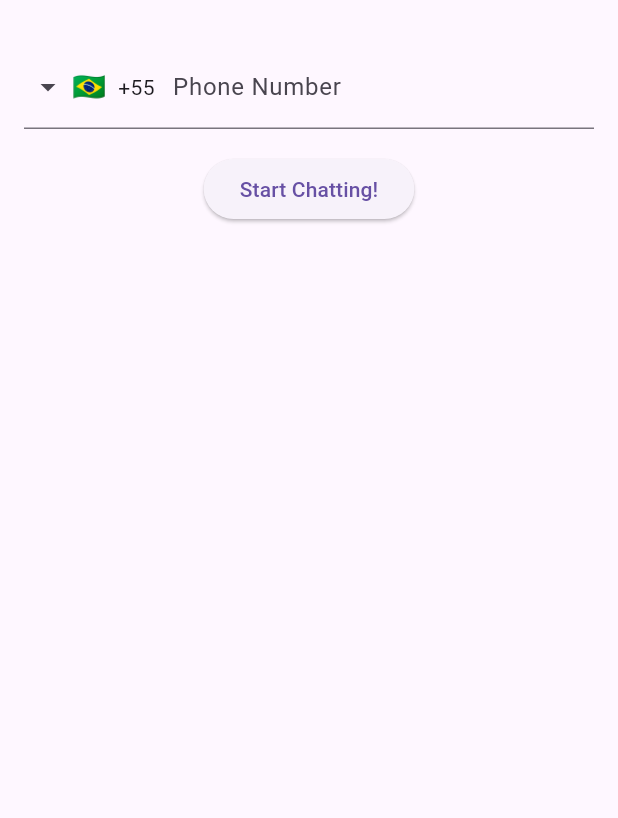
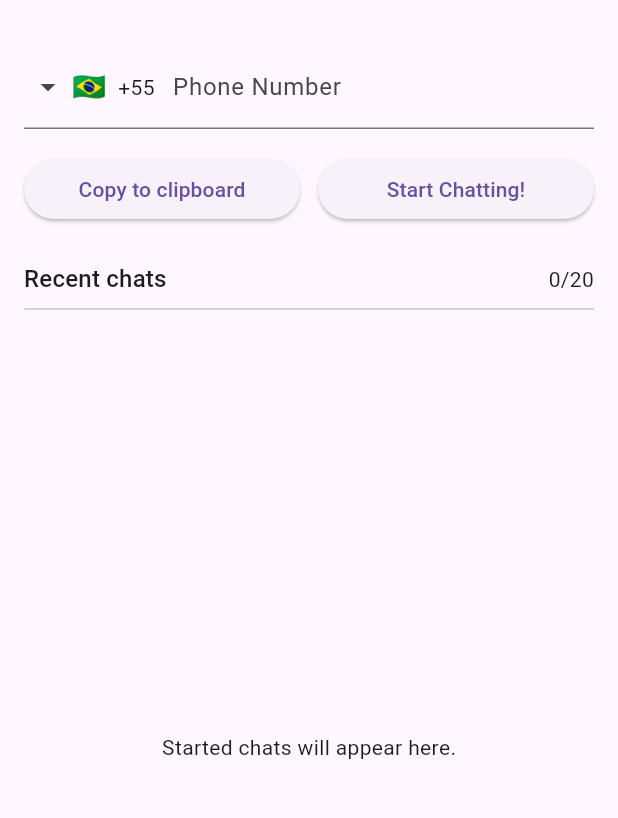
Before and after one commit to Fabioapp200/WhatsLinkGen, a Flutter app: the screen it shows after launch, after a tap on "Start Chatting!", on a phone screen of 412 x 824 dp, the part 63-881 px from its top. Run offline on Flutter 3.47's test engine with Material 3 defaults, Android fonts, the phone set to English and light mode, and no system bars; drawn by our look-alikes of intl_phone_field; our stand-ins replace shared_preferences.

Commit message:
Upgraded the Android/Flutter stack and packages, added chat history, URL copying and system dark mode, fixed Android configuration and release signing, and verified debug and signed release builds.

```diff
--- /dev/null
+++ b/lib/chat_history_preferences.dart
@@ -0,0 +1,32 @@
+import 'package:shared_preferences/shared_preferences.dart';
+
+class ChatHistoryPreferences {
+  static const _historyKey = 'started_chat_numbers';
+  static const _maximumEntries = 20;
+
+  Future<List<String>> load() async {
+    final preferences = await SharedPreferences.getInstance();
+    return preferences.getStringList(_historyKey) ?? <String>[];
+  }
+
+  Future<List<String>> add(String phoneNumber) async {
+    final preferences = await SharedPreferences.getInstance();
+    final history = preferences.getStringList(_historyKey) ?? <String>[];
+
+    history
+      ..remove(phoneNumber)
+      ..insert(0, phoneNumber);
+
+    final updatedHistory = history.take(_maximumEntries).toList();
+    await preferences.setStringList(_historyKey, updatedHistory);
+    return updatedHistory;
+  }
+
+  Future<List<String>> remove(String phoneNumber) async {
+    final preferences = await SharedPreferences.getInstance();
+    final history = preferences.getStringList(_historyKey) ?? <String>[];
+    history.remove(phoneNumber);
+    await preferences.setStringList(_historyKey, history);
+    return history;
+  }
+}
--- a/lib/main.dart
+++ b/lib/main.dart
@@ -1,17 +1,18 @@
 import 'package:flutter/material.dart';
+import 'package:flutter/services.dart';
 import 'package:intl_phone_field/intl_phone_field.dart';
 import 'package:provider/provider.dart';
 import 'package:url_launcher/url_launcher.dart';
+
+import 'chat_history_preferences.dart';
 import 'theme_model.dart';
 
 void main() {
   runApp(const WhatsLinkGen());
 }
 
-String currPhoneNumber = "";
-
 class WhatsLinkGen extends StatelessWidget {
-  const WhatsLinkGen({Key? key}) : super(key: key);
+  const WhatsLinkGen({super.key});
 
   @override
   Widget build(BuildContext context) {
@@ -22,7 +23,9 @@ class WhatsLinkGen extends StatelessWidget {
           return MaterialApp(
             title: 'WhatsLink Generator',
             theme: ThemeData(
-              brightness: themeNotifier.isDark ? Brightness.dark : Brightness.light,
+              brightness: themeNotifier.isDark
+                  ? Brightness.dark
+                  : Brightness.light,
               primarySwatch: Colors.green,
             ),
             debugShowCheckedModeBanner: false,
@@ -34,23 +37,94 @@ class WhatsLinkGen extends StatelessWidget {
   }
 }
 
-Future<void> _launchURL() async {
-  final String url = "https://api.whatsapp.com/send?phone=${currPhoneNumber.substring(1)}";
-  if (await canLaunch(url)) {
-    await launch(url);
-  } else {
-    throw 'Could not launch $url';
+Uri _chatUrl(String phoneNumber) {
+  final normalizedNumber = phoneNumber.replaceAll(RegExp(r'\D'), '');
+  return Uri.https('api.whatsapp.com', '/send', {'phone': normalizedNumber});
+}
+
+Future<void> _launchChat(String phoneNumber) async {
+  final url = _chatUrl(phoneNumber);
+  if (!await launchUrl(url, mode: LaunchMode.externalApplication)) {
+    throw Exception('Could not launch $url');
   }
 }
 
 class MainInterface extends StatefulWidget {
-  const MainInterface({Key? key}) : super(key: key);
+  const MainInterface({super.key});
 
   @override
   State<MainInterface> createState() => _MainInterfaceState();
 }
 
 class _MainInterfaceState extends State<MainInterface> {
+  final _historyPreferences = ChatHistoryPreferences();
+  var _phoneNumber = '';
+  var _history = <String>[];
+  var _isLaunching = false;
+
+  @override
+  void initState() {
+    super.initState();
+    _loadHistory();
+  }
+
+  Future<void> _loadHistory() async {
+    final history = await _historyPreferences.load();
+    if (mounted) {
+      setState(() => _history = history);
+    }
+  }
+
+  Future<void> _startChat(String phoneNumber) async {
+    if (phoneNumber.replaceAll(RegExp(r'\D'), '').isEmpty || _isLaunching) {
+      return;
+    }
+
+    setState(() => _isLaunching = true);
+    try {
+      await _launchChat(phoneNumber);
+      final history = await _historyPreferences.add(phoneNumber);
+      if (mounted) {
+        setState(() => _history = history);
+      }
+    } on Exception catch (error) {
+      if (mounted) {
+        ScaffoldMessenger.of(
+          context,
+        ).showSnackBar(SnackBar(content: Text(error.toString())));
+      }
+    } finally {
+      if (mounted) {
+        setState(() => _isLaunching = false);
+      }
+    }
+  }
+
+  Future<void> _removeFromHistory(String phoneNumber) async {
+    final history = await _historyPreferences.remove(phoneNumber);
+    if (mounted) {
+      setState(() => _history = history);
+    }
+  }
+
+  Future<void> _copyChatUrl() async {
+    if (_phoneNumber.replaceAll(RegExp(r'\D'), '').isEmpty) {
+      ScaffoldMessenger.of(context).showSnackBar(
+        const SnackBar(content: Text('Enter a phone number first.')),
+      );
+      return;
+    }
+
+    await Clipboard.setData(
+      ClipboardData(text: _chatUrl(_phoneNumber).toString()),
+    );
+    if (mounted) {
+      ScaffoldMessenger.of(context).showSnackBar(
+        const SnackBar(content: Text('Chat URL copied to clipboard.')),
+      );
+    }
+  }
+
   @override
   Widget build(BuildContext context) {
     return Consumer<ThemeModel>(
@@ -60,7 +134,9 @@ class _MainInterfaceState extends State<MainInterface> {
             title: const Text('WhatsLink Generator'),
             actions: [
               IconButton(
-                icon: Icon(themeNotifier.isDark ? Icons.dark_mode : Icons.light_mode),
+                icon: Icon(
+                  themeNotifier.isDark ? Icons.dark_mode : Icons.light_mode,
+                ),
                 onPressed: () {
                   themeNotifier.isDark
                       ? themeNotifier.isDark = false
@@ -70,13 +146,14 @@ class _MainInterfaceState extends State<MainInterface> {
             ],
           ),
           body: Padding(
-            padding: const EdgeInsets.all(16.0),
+            padding: const EdgeInsets.symmetric(horizontal: 16.0, vertical: 0),
             child: Column(
               children: [
+                const SizedBox(height: 16),
                 IntlPhoneField(
                   initialCountryCode: "BR",
                   onChanged: (phone) {
-                    currPhoneNumber = phone.completeNumber;
+                    _phoneNumber = phone.completeNumber;
                   },
                   disableLengthCheck: true,
                   decoration: const InputDecoration(
@@ -85,9 +162,67 @@ class _MainInterfaceState extends State<MainInterface> {
                   ),
                 ),
                 const SizedBox(height: 16),
-                ElevatedButton(
-                  onPressed: _launchURL,
-                  child: const Text('Start Chatting!'),
+                Row(
+                  children: [
+                    Expanded(
+                      child: ElevatedButton(
+                        onPressed: _copyChatUrl,
+                        child: Text('Copy to clipboard'),
+                      ),
+                    ),
+                    const SizedBox(width: 12),
+                    Expanded(
+                      child: ElevatedButton(
+                        onPressed: _isLaunching
+                            ? null
+                            : () => _startChat(_phoneNumber),
+                        child: Text(
+                          _isLaunching
+                              ? 'Opening WhatsApp...'
+                              : 'Start Chatting!',
+                        ),
+                      ),
+                    ),
+                  ],
+                ),
+                const SizedBox(height: 24),
+                Row(
+                  children: [
+                    Text(
+                      'Recent chats',
+                      style: Theme.of(context).textTheme.titleMedium,
+                    ),
+                    const Spacer(),
+                    Text('${_history.length}/20'),
+                  ],
+                ),
+                const Divider(),
+                Expanded(
+                  child: _history.isEmpty
+                      ? const Center(
+                          child: Text('Started chats will appear here.'),
+                        )
+                      : ListView.separated(
+                          itemCount: _history.length,
+                          separatorBuilder: (_, _) => const Divider(height: 1),
+                          itemBuilder: (context, index) {
+                            final phoneNumber = _history[index];
+                            return ListTile(
+                              contentPadding: EdgeInsets.zero,
+                              leading: const Icon(Icons.chat_outlined),
+                              title: Text(phoneNumber),
+                              onTap: _isLaunching
+                                  ? null
+                                  : () => _startChat(phoneNumber),
+                              trailing: IconButton(
+                                tooltip: 'Remove from history',
+                                onPressed: () =>
+                                    _removeFromHistory(phoneNumber),
+                                icon: const Icon(Icons.delete_outline),
+                              ),
+                            );
+                          },
+                        ),
                 ),
               ],
             ),
--- a/lib/theme_model.dart
+++ b/lib/theme_model.dart
@@ -1,25 +1,53 @@
 //theme_model.dart
 import 'package:flutter/material.dart';
+
 import 'theme_preference.dart';
 
-class ThemeModel extends ChangeNotifier {
-  bool _isDark = false;
-  ThemePreferences _preferences = ThemePreferences();
+class ThemeModel extends ChangeNotifier with WidgetsBindingObserver {
+  bool _isDark;
+  bool _hasManualPreference = false;
+  final ThemePreferences _preferences = ThemePreferences();
   bool get isDark => _isDark;
 
-  ThemeModel() {
-    _isDark = false;
-    _preferences = ThemePreferences();
-    getPreferences();
+  ThemeModel()
+    : _isDark =
+          WidgetsBinding.instance.platformDispatcher.platformBrightness ==
+          Brightness.dark {
+    WidgetsBinding.instance.addObserver(this);
+    _loadPreference();
   }
+
   set isDark(bool value) {
     _isDark = value;
+    _hasManualPreference = true;
     _preferences.setTheme(value);
     notifyListeners();
   }
 
-  getPreferences() async {
-    _isDark = await _preferences.getTheme();
+  Future<void> _loadPreference() async {
+    final savedTheme = await _preferences.getTheme();
+    if (savedTheme != null) {
+      _isDark = savedTheme;
+      _hasManualPreference = true;
+      notifyListeners();
+    }
+  }
+
+  @override
+  void didChangePlatformBrightness() {
+    if (_hasManualPreference) {
+      return;
+    }
+
+    _isDark =
+        WidgetsBinding.instance.platformDispatcher.platformBrightness ==
+        Brightness.dark;
     notifyListeners();
   }
+
+  @override
+  void dispose() {
+    WidgetsBinding.instance.removeObserver(this);
+    super.dispose();
+  }
 }
--- a/lib/theme_preference.dart
+++ b/lib/theme_preference.dart
@@ -5,13 +5,13 @@ import 'package:shared_preferences/shared_preferences.dart';
 class ThemePreferences {
   static const prefKey = "pref_key";
 
-  setTheme(bool value) async {
-    SharedPreferences sharedPreferences = await SharedPreferences.getInstance();
-    sharedPreferences.setBool(prefKey, value);
+  Future<void> setTheme(bool value) async {
+    final sharedPreferences = await SharedPreferences.getInstance();
+    await sharedPreferences.setBool(prefKey, value);
   }
 
-  getTheme() async {
-    SharedPreferences sharedPreferences = await SharedPreferences.getInstance();
-    return sharedPreferences.getBool(prefKey) ?? false;
+  Future<bool?> getTheme() async {
+    final sharedPreferences = await SharedPreferences.getInstance();
+    return sharedPreferences.getBool(prefKey);
   }
 }
```
Also changed, not shown: analysis_options.yaml (+9 -0 lines), pubspec.yaml (+10 -10 lines), pubspec.lock, 8 other files.
